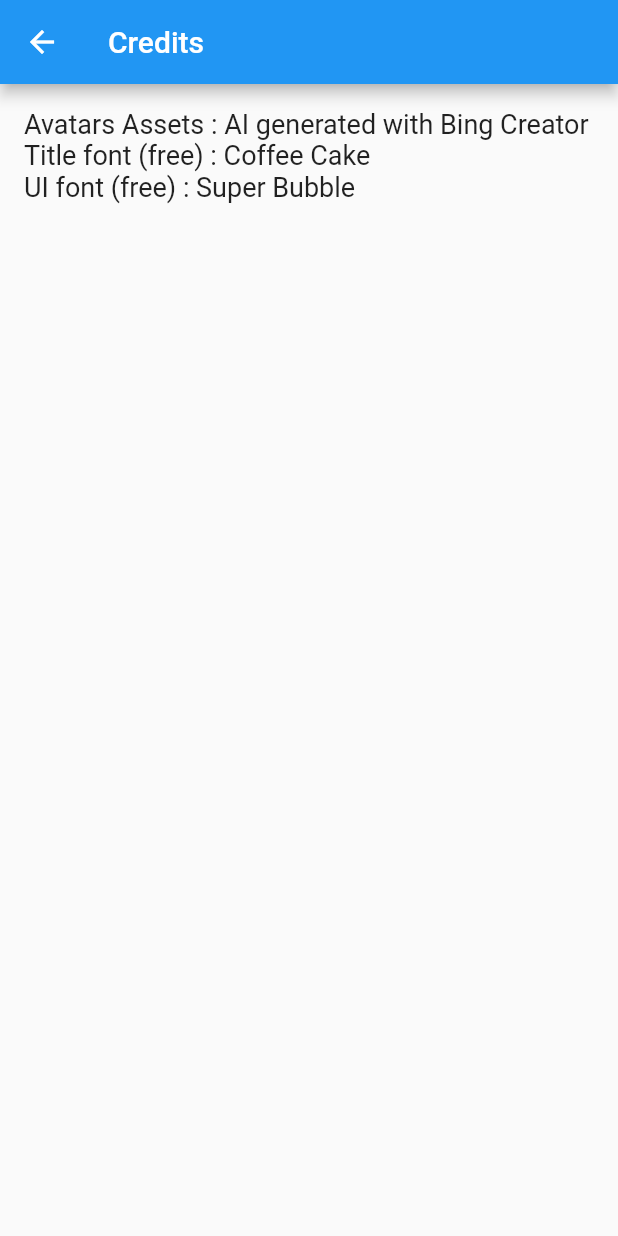
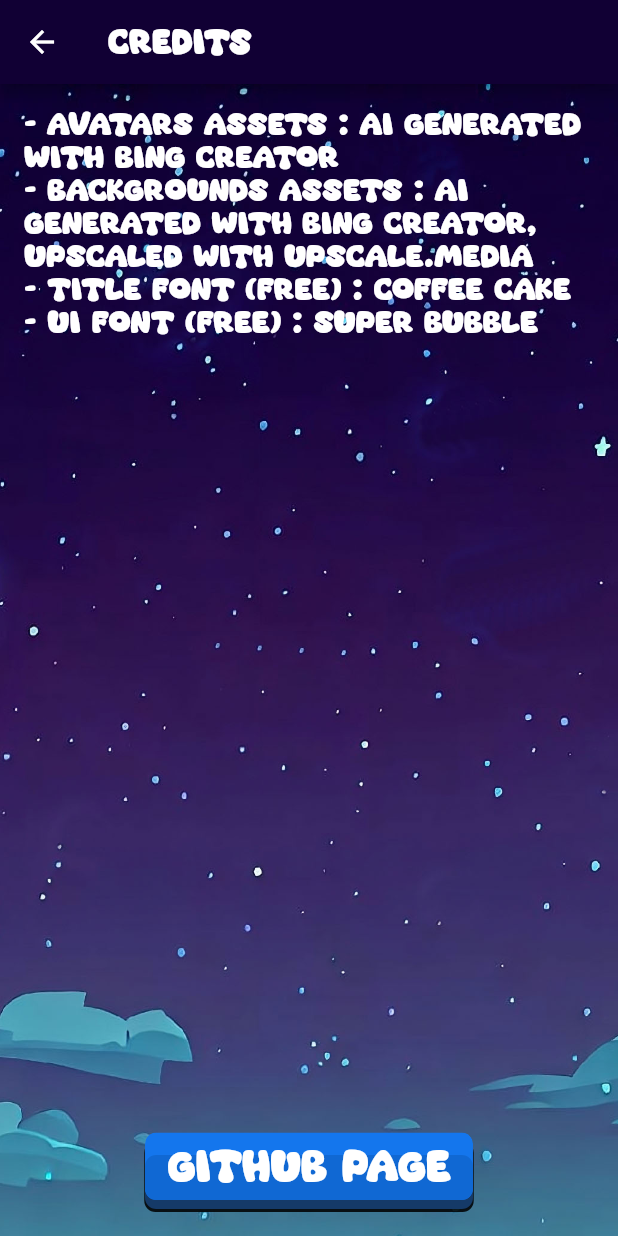
Before and after one commit to yami2200/flutter_p2p_minigames, a Flutter app: the CreditsPage screen opened by its route, on a phone screen of 412 x 824 dp. Run offline on Flutter 3.47's test engine with Material 2 defaults, Android fonts, the phone set to English and light mode, and no system bars; our stand-ins replace go_router, permission_handler, shared_preferences; missing offline and left inert: flame, flutter_p2p_plus; accounts and stored records are empty.

Commit message:
Improved UI for credits page. Add a button link to the github repo (private currently).

```diff
--- a/assets/credits.txt
+++ b/assets/credits.txt
@@ -1,3 +1,4 @@
-Avatars Assets : AI generated with Bing Creator
-Title font (free) : Coffee Cake
-UI font (free) : Super Bubble
+- Avatars Assets : AI generated with Bing Creator
+- Backgrounds Assets : AI generated with Bing Creator, Upscaled with upscale.media
+- Title font (free) : Coffee Cake
+- UI font (free) : Super Bubble
--- a/lib/credit_page.dart
+++ b/lib/credit_page.dart
@@ -1,6 +1,8 @@
 import 'dart:async';
 import 'package:flutter/material.dart';
 import 'package:flutter/services.dart' show rootBundle;
+import 'package:flutter_p2p_minigames/widgets/FancyButton.dart';
+import 'package:url_launcher/url_launcher.dart';
 
 class CreditsPage extends StatefulWidget {
   @override
@@ -24,19 +26,70 @@
     });
   }
 
+  Future<void> _launchUrlGithub() async {
+    if (!await launchUrl(Uri.parse("https://github.com/yami2200/flutter_p2p_minigames"))) {
+      throw Exception('Could not launch Github');
+    }
+  }
+
   @override
   Widget build(BuildContext context) {
     return Scaffold(
-      appBar: AppBar(
-        title: Text('Credits'),
-      ),
-      body: SingleChildScrollView(
-        padding: EdgeInsets.all(16.0),
-        child: Text(
-          _creditsText,
-          style: TextStyle(fontSize: 18.0),
+    appBar: AppBar(
+      backgroundColor: const Color.fromRGBO(17, 0, 52, 1.0),
+      title: const Text('Credits',
+        style: TextStyle(
+          color: Colors.white,
+          fontFamily: 'SuperBubble',
+        ),),
+    ),
+    body: SafeArea(
+      child: Container(
+        decoration: const BoxDecoration(
+          image: DecorationImage(
+            image: AssetImage('assets/ui/background_credits.jpg'),
+            fit: BoxFit.cover,
+          ),
+        ),
+        child: Padding(
+          padding: const EdgeInsets.all(16.0),
+          child: Column(
+            children: [
+              ListView(
+                shrinkWrap: true,
+                children: [
+                  Text(
+                    _creditsText,
+                    style: const TextStyle(
+                        fontSize: 18.0,
+                        color: Colors.white,
+                        fontFamily: 'SuperBubble'
+                    ),
+                  ),
+                ],
+              ),
+              const Spacer(),
+              FancyButton(
+                  size: 30,
+                  color: Color(0xFF1068D3),
+                  onPressed: () {
+                    _launchUrlGithub();
+                  },
+                  child: const Text(
+                    "Github Page",
+                    textAlign: TextAlign.center,
+                    style: TextStyle(
+                      color: Colors.white,
+                      fontSize: 25,
+                      fontFamily: 'SuperBubble',
+                    ),
+                  )
+              ),
+            ]
+          ),
         ),
       ),
-    );
+    ),
+  );
   }
 }
--- a/lib/login_page.dart
+++ b/lib/login_page.dart
@@ -65,6 +65,7 @@
         onWillPop: () async => false,
         child:Scaffold(
       appBar: AppBar(
+        automaticallyImplyLeading: false,
         backgroundColor: const Color.fromRGBO(254, 223, 176, 1.0),
         title: Text('${_editMode ? 'Edit ' : 'Create '}Profile',
           style: const TextStyle(
--- a/pubspec.yaml
+++ b/pubspec.yaml
@@ -43,6 +43,7 @@
   permission_handler: ^10.2.0
   json_annotation: ^4.8.0
   web_socket_channel: ^2.4.0
+  url_launcher: ^6.1.10
 
 dev_dependencies:
   flutter_test:
```
Also changed, not shown: assets/ui/background_credits.jpg (added), pubspec.lock, 5 other files.
